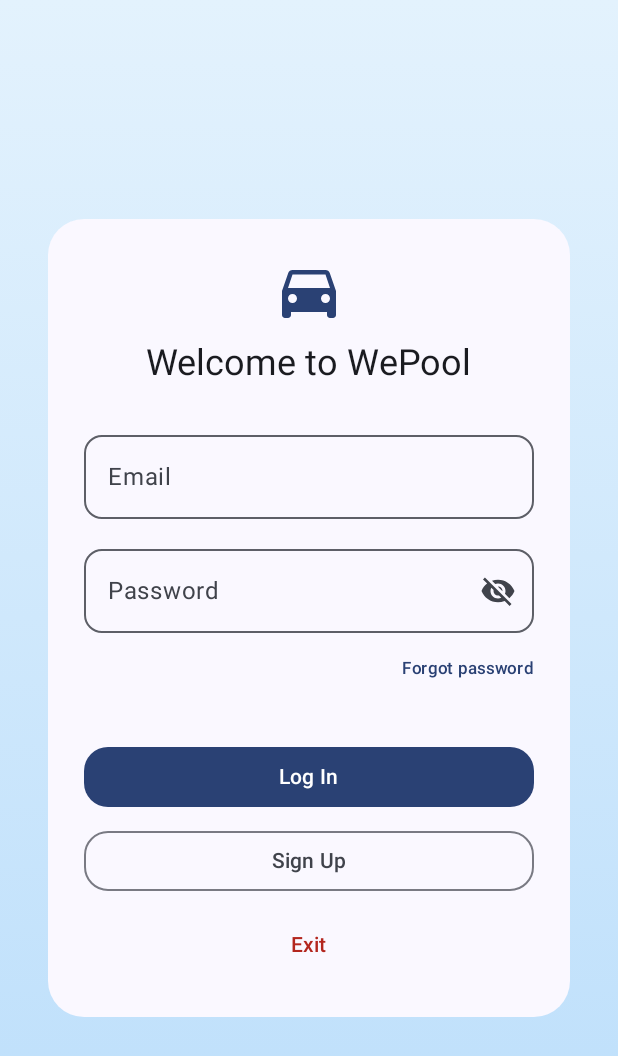
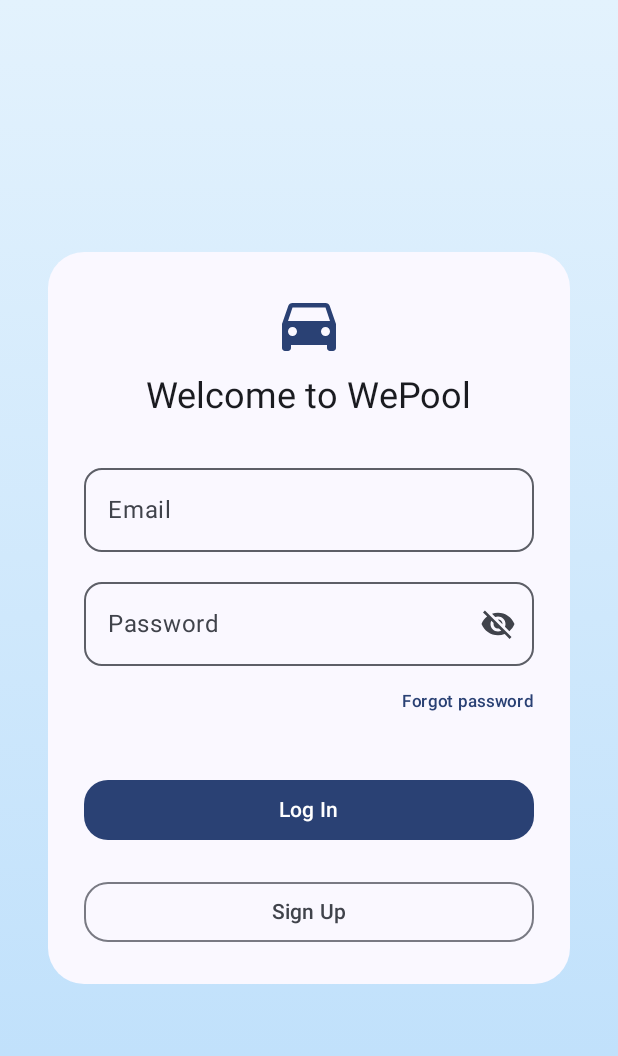
Before and after one commit to aviel3899/WePool, an Android app built with Jetpack Compose: the screen it shows after launch (MainActivity), on a phone screen of 412 x 824 dp. Shown: the top 1056 px of the screen. Run offline under Robolectric (Android 15) with nearby library versions, the light colour scheme and no system bars; our stand-ins replace Firebase (no records; nobody signed in at launch, a user with empty details on screens opened directly).

```diff
--- a/WePool/app/src/main/java/com/wepool/app/MainActivity.kt
+++ b/WePool/app/src/main/java/com/wepool/app/MainActivity.kt
@@ -21,8 +21,6 @@
     import com.google.accompanist.permissions.isGranted
     import com.google.accompanist.permissions.rememberPermissionState
     import com.google.firebase.auth.FirebaseAuth
-    import com.google.firebase.messaging.FirebaseMessaging
-    import com.wepool.app.data.model.ride.Ride
     import com.wepool.app.infrastructure.RepositoryProvider
     import com.wepool.app.notifications.NotificationHelper
     import com.wepool.app.ui.screens.*
--- a/WePool/app/src/main/java/com/wepool/app/ui/screens/IntermediateScreen.kt
+++ b/WePool/app/src/main/java/com/wepool/app/ui/screens/IntermediateScreen.kt
@@ -130,7 +130,7 @@ fun IntermediateScreen(navController: NavController, uid: String , cameFromLogin
                 },
                 modifier = Modifier.fillMaxWidth()
             ) {
-                Text("Cancel", color = MaterialTheme.colorScheme.error)
+                Text("Logout", color = MaterialTheme.colorScheme.error)
             }
         }
 
--- a/WePool/app/src/main/java/com/wepool/app/ui/screens/LoginScreen.kt
+++ b/WePool/app/src/main/java/com/wepool/app/ui/screens/LoginScreen.kt
@@ -178,7 +178,7 @@ fun LoginScreen(navController: NavController) {
                 Text(if (isLoading) "Logging in..." else "Log In")
             }
 
-            Spacer(modifier = Modifier.height(8.dp))
+            Spacer(modifier = Modifier.height(20.dp))
 
             OutlinedButton(
                 onClick = { navController.navigate("signup") },
@@ -189,7 +189,7 @@ fun LoginScreen(navController: NavController) {
                 Text("Sign Up")
             }
 
-            Spacer(modifier = Modifier.height(8.dp))
+            /*Spacer(modifier = Modifier.height(8.dp))
 
             TextButton(
                 onClick = { activity?.finishAffinity() },
@@ -197,7 +197,7 @@ fun LoginScreen(navController: NavController) {
                 enabled = !isLoading
             ) {
                 Text("Exit", color = MaterialTheme.colorScheme.error)
-            }
+            }*/
 
             errorMessage?.let {
                 Spacer(modifier = Modifier.height(16.dp))
```
Also changed, not shown: 46 other files.
